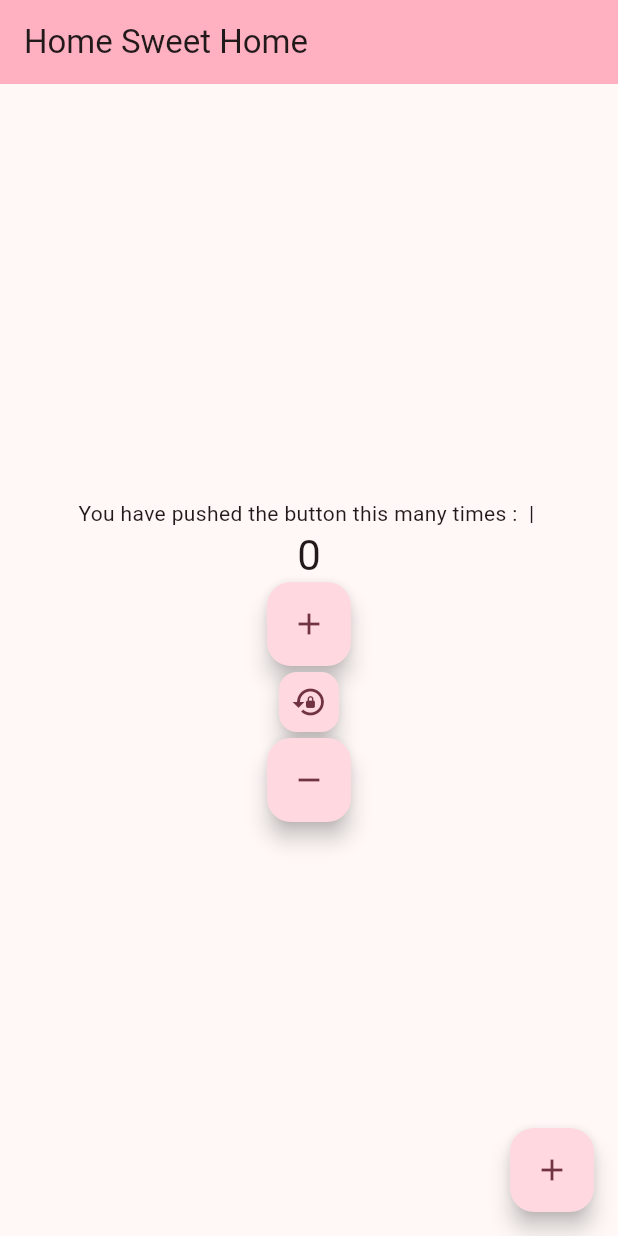
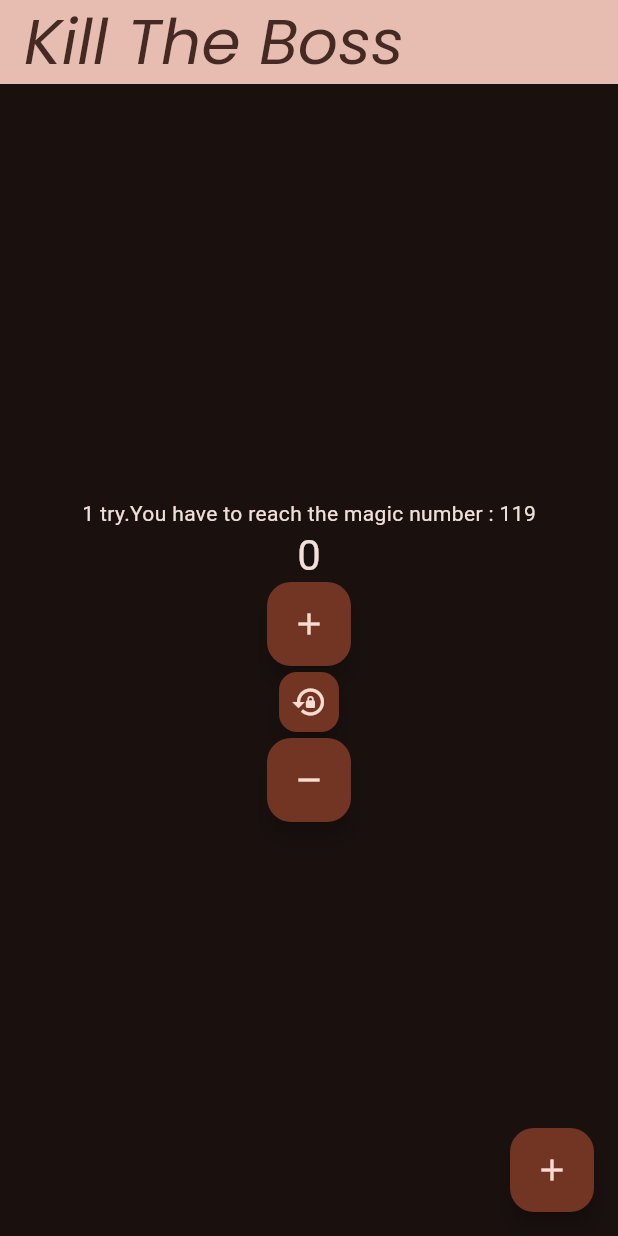
Before and after one commit to superT0f/kill-the-boss, a Flutter app: the screen it shows after launch, after a tap on the "add" icon, after a tap on the "lock reset" icon, after a tap on the "remove" icon, on a phone screen of 412 x 824 dp. Run offline on Flutter 3.47's test engine with Material 3 defaults, Android fonts, the phone set to English and light mode, and no system bars; our stand-ins replace google_fonts; missing offline and left inert: dart_random_choice.

```diff
--- a/lib/main.dart
+++ b/lib/main.dart
@@ -1,62 +1,15 @@
 import 'package:flutter/material.dart';
-import 'package:dart_random_choice/dart_random_choice.dart';
+import 'theme.dart';
+import 'util.dart';
 
-
-String getRandomUnicode() {
-   var uni = [ "\u2665", "\u00A5", "\u00AE",
-               "\u00BB", "\u01EF", "\u1EFC",
-               "\u1EFB", "\u02AC", "\u0277" ];
-   return randomChoice(uni);
-}
+const appName = 'Kill The Boss';
 
 void main() {
   runApp(const MyApp());
 }
 
-class MyApp extends StatelessWidget {
-  const MyApp({super.key});
-
-  // This widget is the root of your application.
-  @override
-  Widget build(BuildContext context) {
-    return MaterialApp(
-      title: 'Flutter App',
-      theme: ThemeData(
-        // This is the theme of your application.
-        //
-        // TRY THIS: Try running your application with "flutter run". You'll see
-        // the application has a purple toolbar. Then, without quitting the app,
-        // try changing the seedColor in the colorScheme below to Colors.green
-        // and then invoke "hot reload" (save your changes or press the "hot
-        // reload" button in a Flutter-supported IDE, or press "r" if you used
-        // the command line to start the app).
-        //
-        // Notice that the counter didn't reset back to zero; the application
-        // state is not lost during the reload. To reset the state, use hot
-        // restart instead.
-        //
-        // This works for code too, not just values: Most code changes can be
-        // tested with just a hot reload.
-        colorScheme: ColorScheme.fromSeed(seedColor: Colors.pinkAccent),
-        useMaterial3: true,
-      ),
-      home: const MyHomePage(title: 'Home Sweet Home'),
-    );
-  }
-}
-
 class MyHomePage extends StatefulWidget {
   const MyHomePage({super.key, required this.title});
-
-  // This widget is the home page of your application. It is stateful, meaning
-  // that it has a State object (defined below) that contains fields that affect
-  // how it looks.
-
-  // This class is the configuration for the state. It holds the values (in this
-  // case the title) provided by the parent (in this case the App widget) and
-  // used by the build method of the State. Fields in a Widget subclass are
-  // always marked "final".
-
   final String title;
 
   @override
@@ -65,80 +18,79 @@ class MyHomePage extends StatefulWidget {
 
 class _MyHomePageState extends State<MyHomePage> {
   int _counter = 0;
+  int _try = 0;
+  final int _secretNumber = random(200);
+  int _randomInc = random(20);
+  bool _victory = false;
 
   void _decrementCounter() {
     setState(() {
-      (_counter <= 0) ? _counter = 0 : _counter--;
-    });
+      (_counter <= 0) ? _counter = 0 : _counter=_counter-_randomInc;
+      _randomInc = random(20);
+      _victory = (_counter == 42);
+      _try++;
+    }); // setState
   }
+
   void _incrementCounter() {
     setState(() {
-      // This call to setState tells the Flutter framework that something has
-      // changed in this State, which causes it to rerun the build method below
-      // so that the display can reflect the updated values. If we changed
-      // _counter without calling setState(), then the build method would not be
-      // called again, and so nothing would appear to happen.
-      _counter++;
-    });
+      _counter=_counter+_randomInc;
+      _try++;
+      _randomInc = random(20);
+      _victory = (_counter == _secretNumber);
+    }); // setState
   }
+
   void _resetCounter() {
     setState(() {
-      _counter=0;
-    });
+      _counter = 0;
+      _try = 0;
+      _victory = false;
+    }); // setState
   }
 
   @override
   Widget build(BuildContext context) {
-    var pushMsg = 'You have pushed the button this many times : ${getRandomUnicode()} | ${getRandomUnicode()}';
-    if (_counter == 42) {
-      pushMsg = "\u2665Victory\u2665 \\o/";
+    var pushMsg =
+        '$_try try.'
+        'You have to reach the magic number : $_secretNumber';
+    if (_victory) {
+      pushMsg = "\u2665 -= \\o/ Victory in $_try try \\o/ =- \u2665";
     }
-    // This method is rerun every time setState is called, for instance as done
-    // by the _incrementCounter method above.
-    //
-    // The Flutter framework has been optimized to make rerunning build methods
-    // fast, so that you can just rebuild anything that needs updating rather
-    // than having to individually change instances of widgets.
     return Scaffold(
       appBar: AppBar(
-        // TRY THIS: Try changing the color here to a specific color (to
-        // Colors.amber, perhaps?) and trigger a hot reload to see the AppBar
-        // change color while the other colors stay the same.
-        backgroundColor: Theme.of(context).colorScheme.inversePrimary,
-        // Here we take the value from the MyHomePage object that was created by
-        // the App.build method, and use it to set our appbar title.
-        title: Text(widget.title),
+        title: Text(appName,
+            style: Theme.of(context).textTheme.titleLarge!.copyWith(
+                  color: Theme.of(context).colorScheme.onSecondary,
+                )),
+        backgroundColor: Theme.of(context).colorScheme.secondary,
       ),
       body: Center(
-        // Center is a layout widget. It takes a single child and positions it
-        // in the middle of the parent.
         child: Column(
           mainAxisAlignment: MainAxisAlignment.center,
           children: <Widget>[
-            Text(
-              pushMsg
-            ),
+            Text(pushMsg),
             Text(
               '$_counter',
               style: Theme.of(context).textTheme.headlineMedium,
             ),
-              FloatingActionButton(
+            FloatingActionButton(
               onPressed: _incrementCounter,
-              tooltip: 'Increment ${getRandomUnicode()}',
+              tooltip: 'random Increment ${getRandomUnicode()}',
               child: const Icon(Icons.add),
             ),
+
             FloatingActionButton(
               onPressed: _resetCounter,
               tooltip: 'Reset ${getRandomUnicode()}',
               mini: true,
               child: const Icon(Icons.lock_reset),
             ),
-              FloatingActionButton(
+            FloatingActionButton(
               onPressed: _decrementCounter,
-              tooltip: 'Decrase ${getRandomUnicode()}',
+              tooltip: 'random Decrase ${getRandomUnicode()}',
               child: const Icon(Icons.remove),
             ),
-
           ],
         ),
       ),
@@ -147,7 +99,22 @@ class _MyHomePageState extends State<MyHomePage> {
         tooltip: 'Increment ${getRandomUnicode()}',
         child: const Icon(Icons.add),
       ),
-      // This trailing comma makes auto-formatting nicer for build methods.
     );
   }
 }
+
+class MyApp extends StatelessWidget {
+  const MyApp({super.key});
+
+  @override
+  Widget build(BuildContext context) {
+    return MaterialApp(
+      title: appName,
+      darkTheme: ThemeData.dark(),
+      theme: theme,
+      home: const MyHomePage(
+        title: appName,
+      ),
+    );
+  }
+}
--- /dev/null
+++ b/lib/theme.dart
@@ -0,0 +1,21 @@
+import 'package:flutter/material.dart';
+import 'package:google_fonts/google_fonts.dart';
+
+var theme = ThemeData(
+  useMaterial3: true,
+  primarySwatch: Colors.orange,
+  colorScheme: ColorScheme.fromSeed(
+      seedColor: Colors.deepOrange, brightness: Brightness.dark),
+  textTheme: TextTheme(
+    displayLarge: const TextStyle(
+      fontSize: 72,
+      fontWeight: FontWeight.normal,
+    ),
+    titleLarge: GoogleFonts.poppins(
+      fontSize: 42,
+      fontStyle: FontStyle.italic,
+    ),
+    bodyMedium: GoogleFonts.roboto(),
+    displaySmall: GoogleFonts.poppins(),
+  ),
+);
--- /dev/null
+++ b/lib/util.dart
@@ -0,0 +1,15 @@
+import 'dart:math';
+
+import 'package:dart_random_choice/dart_random_choice.dart';
+
+
+String getRandomUnicode() {
+  var uni = [ "\u2665", "\u00A5", "\u00AE",
+    "\u00BB", "\u01EF", "\u1EFC",
+    "\u1EFB", "\u02AC", "\u0277" ];
+  return randomChoice(uni);
+}
+
+int random(int max, {int min = 1}) {
+  return min + Random().nextInt(max - min);
+}
--- a/pubspec.yaml
+++ b/pubspec.yaml
@@ -36,6 +36,7 @@ dependencies:
   # Use with the CupertinoIcons class for iOS style icons.
   cupertino_icons: ^1.0.6
   dart_random_choice: ^0.2.0
+  google_fonts: ^6.2.1
 
 dev_dependencies:
   flutter_test:
```
Also changed, not shown: pubspec.lock, 2 other files.
